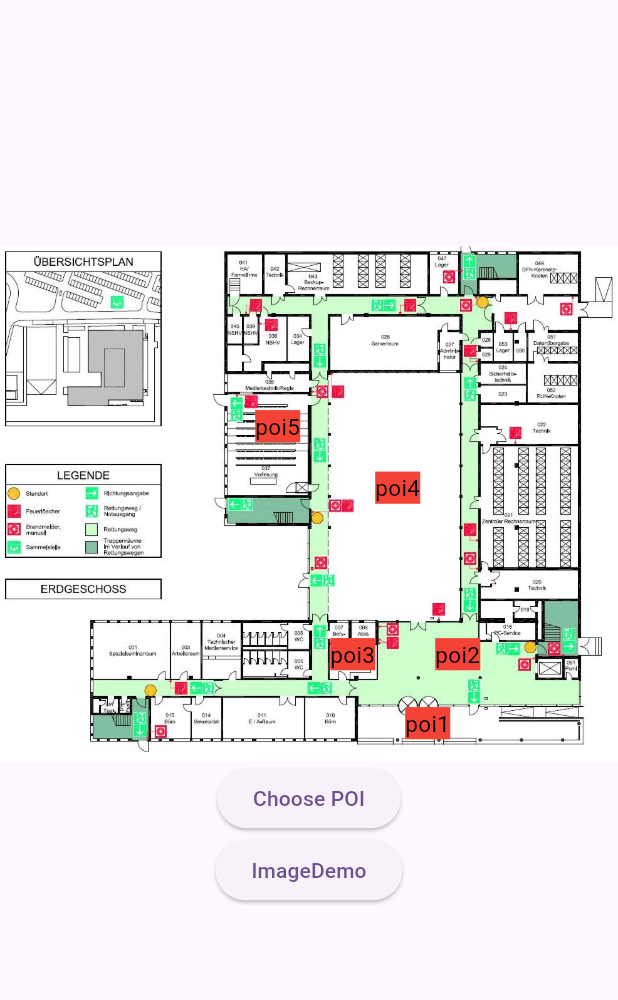
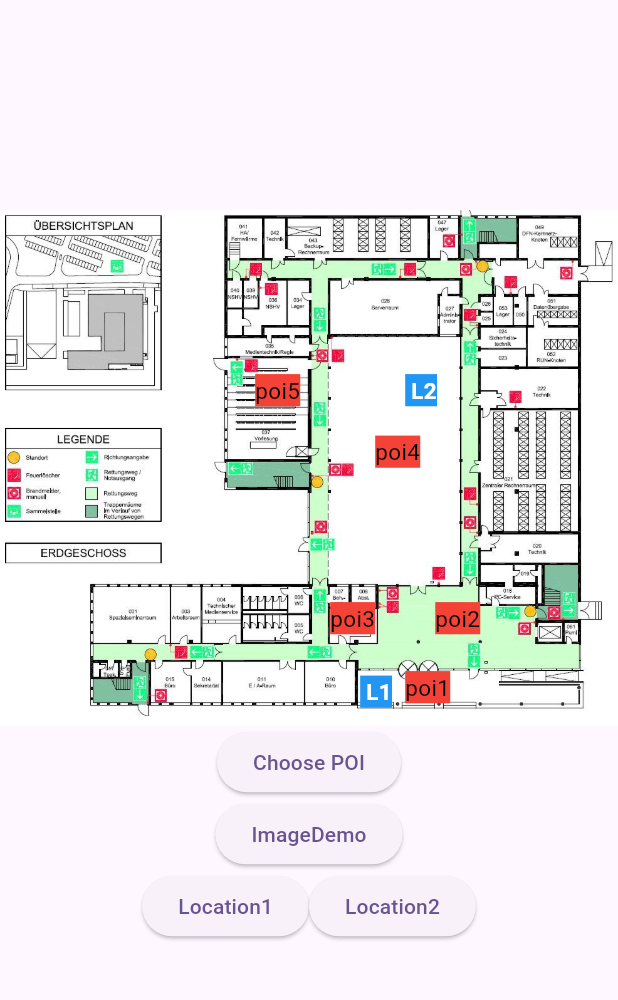
Before and after one commit to RobbyKriegk/bachelorproject, a Flutter app: the screen it shows after launch, after a tap on "ImageDemo", on a phone screen of 412 x 824 dp, the part 84-1084 px from its top. Run offline on Flutter 3.47's test engine with Material 3 defaults, Android fonts, the light colour scheme and no system bars; our stand-ins replace flutter_riverpod.

Commit message:
distance calculation added

```diff
--- /dev/null
+++ b/mapproject/lib/image_demo/choose_location_button.dart
@@ -0,0 +1,42 @@
+import 'package:flutter/material.dart';
+import 'package:flutter_riverpod/flutter_riverpod.dart';
+import 'package:mapproject/image_demo/provider.dart';
+
+class ChooseLocationButton extends ConsumerStatefulWidget {
+  const ChooseLocationButton({super.key});
+
+  @override
+  ConsumerState<ConsumerStatefulWidget> createState() =>
+      _ChooseLocationButtonState();
+}
+
+class _ChooseLocationButtonState extends ConsumerState<ChooseLocationButton> {
+  @override
+  Widget build(BuildContext context) {
+    return Row(mainAxisAlignment: MainAxisAlignment.center, children: [
+      ElevatedButton(
+        onPressed: () {
+          ref.read(switchStateProvider.notifier).state =
+              !ref.read(switchStateProvider);
+
+          ref.read(locationProvider.notifier).state['location1']['selected'] =
+              true;
+          ref.read(locationProvider.notifier).state['location2']['selected'] =
+              false;
+        },
+        child: const Text('Location1'),
+      ),
+      ElevatedButton(
+        onPressed: () {
+          ref.read(switchStateProvider.notifier).state =
+              !ref.read(switchStateProvider);
+          ref.read(locationProvider.notifier).state['location1']['selected'] =
+              false;
+          ref.read(locationProvider.notifier).state['location2']['selected'] =
+              true;
+        },
+        child: const Text('Location2'),
+      ),
+    ]);
+  }
+}
--- a/mapproject/lib/image_demo/imagedemo.dart
+++ b/mapproject/lib/image_demo/imagedemo.dart
@@ -1,23 +1,28 @@
 import 'package:flutter/material.dart';
+import 'package:flutter_riverpod/flutter_riverpod.dart';
 import 'package:mapproject/image_demo/choose_poi_button.dart';
 import 'package:mapproject/image_demo/poilayer.dart';
+import 'package:mapproject/image_demo/provider.dart';
+import 'package:mapproject/image_demo/self_position_layer.dart';
 
-class ImageDemo extends StatefulWidget {
+class ImageDemo extends ConsumerStatefulWidget {
   const ImageDemo({super.key});
 
   @override
-  State<ImageDemo> createState() => _ImageDemoState();
+  ConsumerState<ConsumerStatefulWidget> createState() => _ImageDemoState();
 }
 
-class _ImageDemoState extends State<ImageDemo> {
+class _ImageDemoState extends ConsumerState<ImageDemo> {
   @override
   Widget build(BuildContext context) {
+    ref.watch(switchStateProvider);
     return const Column(
       mainAxisAlignment: MainAxisAlignment.center,
       children: <Widget>[
         Stack(children: <Widget>[
           Image(image: AssetImage('assets/images/fluchtplan.jpeg')),
-          PoILayer()
+          PoILayer(),
+          SelfPositionLayer()
         ]),
         ChoosePOIButton()
       ],
--- a/mapproject/lib/image_demo/poilayer.dart
+++ b/mapproject/lib/image_demo/poilayer.dart
@@ -10,9 +10,15 @@ class PoILayer extends ConsumerStatefulWidget {
 }
 
 class _PoILayerState extends ConsumerState<PoILayer> {
-  GlobalKey key = GlobalKey();
-  poiPresentation(String poiKey, bool selected) {
+  GlobalKey key0 = GlobalKey();
+  GlobalKey key1 = GlobalKey();
+  GlobalKey key2 = GlobalKey();
+  GlobalKey key3 = GlobalKey();
+  GlobalKey key4 = GlobalKey();
+
+  poiPresentation(String poiKey, bool selected, GlobalKey key) {
     return Text(poiKey,
+        key: key,
         style: TextStyle(
           fontSize: 15,
           color: selected == true ? const Color(0xFF39FF14) : Colors.black,
@@ -20,31 +26,69 @@ class _PoILayerState extends ConsumerState<PoILayer> {
         ));
   }
 
-  getLocation(GlobalKey key) {
-    if (key.currentContext == null) {
+  void calculateXY(GlobalKey key0, GlobalKey key1, GlobalKey key2,
+      GlobalKey key3, GlobalKey key4) {
+    if (key1.currentContext == null ||
+        key2.currentContext == null ||
+        key3.currentContext == null ||
+        key4.currentContext == null ||
+        key0.currentContext == null) {
       return;
     }
-    final RenderBox renderBoxRed =
-        key.currentContext!.findRenderObject() as RenderBox;
-    final positionRed = renderBoxRed.localToGlobal(Offset.zero);
-    print("POSITION of RED: $positionRed ");
+    final RenderBox box1 = key1.currentContext!.findRenderObject() as RenderBox;
+    final RenderBox box2 = key2.currentContext!.findRenderObject() as RenderBox;
+    final RenderBox box3 = key3.currentContext!.findRenderObject() as RenderBox;
+    final RenderBox box4 = key4.currentContext!.findRenderObject() as RenderBox;
+    final RenderBox box0 = key0.currentContext!.findRenderObject() as RenderBox;
+
+    final position1 = box1.localToGlobal(Offset.zero);
+    final position2 = box2.localToGlobal(Offset.zero);
+    final position3 = box3.localToGlobal(Offset.zero);
+    final position4 = box4.localToGlobal(Offset.zero);
+    final position0 = box0.localToGlobal(Offset.zero);
+
+    ref.read(poiListProvider.notifier).state['list'][0]['offset'] = position0;
+    ref.read(poiListProvider.notifier).state['list'][1]['offset'] = position1;
+    ref.read(poiListProvider.notifier).state['list'][2]['offset'] = position2;
+    ref.read(poiListProvider.notifier).state['list'][3]['offset'] = position3;
+    ref.read(poiListProvider.notifier).state['list'][4]['offset'] = position4;
+  }
+
+  Map<String, dynamic> calculateDistance() {
+    Offset xy = const Offset(0, 0);
+    double distanceL1 = 0;
+    double distanceL2 = 0;
+    Offset location1 = ref.read(locationProvider)['location1']['offset'];
+    Offset location2 = ref.read(locationProvider)['location2']['offset'];
+    for (int i = 0; i < ref.read(poiListProvider)['list'].length; i++) {
+      if (ref.read(poiListProvider.notifier).state['list'][i]['selected'] ==
+          true) {
+        xy = ref.read(poiListProvider.notifier).state['list'][i]['offset'];
+      }
+    }
+
+    distanceL1 = (location1 - xy).distance;
+    distanceL2 = (location2 - xy).distance;
+
+    return {'distanceL1': distanceL1, 'distanceL2': distanceL2};
   }
 
   @override
   Widget build(BuildContext context) {
-    getLocation(key);
     Map<String, dynamic> poiList = ref.read(poiListProvider);
+    calculateXY(key0, key1, key2, key3, key4);
+    calculateDistance();
+    print(calculateDistance());
     ref.watch(switchStateProvider);
     return Column(crossAxisAlignment: CrossAxisAlignment.start, children: [
       const SizedBox(height: 110),
       Row(
         children: [
-          SizedBox(
-            key: key,
+          const SizedBox(
             width: 170,
           ),
           poiPresentation(
-              poiList['list'][4]['key'], poiList['list'][4]['selected']),
+              poiList['list'][4]['key'], poiList['list'][4]['selected'], key4),
         ],
       ),
       const SizedBox(height: 20),
@@ -54,7 +98,7 @@ class _PoILayerState extends ConsumerState<PoILayer> {
             width: 250,
           ),
           poiPresentation(
-              poiList['list'][3]['key'], poiList['list'][3]['selected']),
+              poiList['list'][3]['key'], poiList['list'][3]['selected'], key3),
         ],
       ),
       const SizedBox(height: 90),
@@ -64,12 +108,12 @@ class _PoILayerState extends ConsumerState<PoILayer> {
             width: 220,
           ),
           poiPresentation(
-              poiList['list'][2]['key'], poiList['list'][2]['selected']),
+              poiList['list'][2]['key'], poiList['list'][2]['selected'], key2),
           const SizedBox(
             width: 40,
           ),
           poiPresentation(
-              poiList['list'][1]['key'], poiList['list'][1]['selected']),
+              poiList['list'][1]['key'], poiList['list'][1]['selected'], key1),
         ],
       ),
       const SizedBox(height: 25),
@@ -81,6 +125,7 @@ class _PoILayerState extends ConsumerState<PoILayer> {
           poiPresentation(
             poiList['list'][0]['key'],
             poiList['list'][0]['selected'],
+            key0,
           ),
         ],
       ),
--- a/mapproject/lib/image_demo/provider.dart
+++ b/mapproject/lib/image_demo/provider.dart
@@ -1,18 +1,35 @@
+import 'package:flutter/material.dart';
 import 'package:flutter_riverpod/flutter_riverpod.dart';
 
-final StateProvider<Map<String, dynamic>> poiListProvider =
-    StateProvider<Map<String, dynamic>>((ref) {
+final poiListProvider = StateProvider<Map<String, dynamic>>((ref) {
   return <String, dynamic>{
     'list': [
-      {'key': 'poi1', 'value': 'Haupteingang', 'selected': false},
-      {'key': 'poi2', 'value': 'Empfang', 'selected': false},
-      {'key': 'poi3', 'value': 'Information', 'selected': false},
-      {'key': 'poi4', 'value': 'Atrium', 'selected': false},
-      {'key': 'poi5', 'value': 'Hörsaal', 'selected': false}
+      {
+        'key': 'poi1',
+        'value': 'Haupteingang',
+        'selected': false,
+        'offset': null
+      },
+      {'key': 'poi2', 'value': 'Empfang', 'selected': false, 'offset': null},
+      {
+        'key': 'poi3',
+        'value': 'Information',
+        'selected': false,
+        'offset': null
+      },
+      {'key': 'poi4', 'value': 'Atrium', 'selected': false, 'offset': null},
+      {'key': 'poi5', 'value': 'Hörsaal', 'selected': false, 'offset': null}
     ]
   };
 });
 
-final StateProvider<bool> switchStateProvider = StateProvider<bool>((ref) {
+final switchStateProvider = StateProvider<bool>((ref) {
   return false;
 });
+
+final locationProvider = StateProvider<Map<String, dynamic>>((ref) {
+  return <String, dynamic>{
+    'location1': {'selected': false, 'offset': Offset(0, 0)},
+    'location2': {'selected': false, 'offset': Offset(0, 0)}
+  };
+});
--- /dev/null
+++ b/mapproject/lib/image_demo/self_position_layer.dart
@@ -0,0 +1,73 @@
+import 'package:flutter/material.dart';
+import 'package:flutter_riverpod/flutter_riverpod.dart';
+import 'package:mapproject/image_demo/provider.dart';
+
+class SelfPositionLayer extends ConsumerStatefulWidget {
+  const SelfPositionLayer({super.key});
+
+  @override
+  ConsumerState<ConsumerStatefulWidget> createState() =>
+      _SelfPositionLayerState();
+}
+
+class _SelfPositionLayerState extends ConsumerState<SelfPositionLayer> {
+  GlobalKey keyL1 = GlobalKey();
+  GlobalKey keyL2 = GlobalKey();
+  positionPresentation(String number, GlobalKey key, bool selected) {
+    return Text(' L$number',
+        key: key,
+        style: TextStyle(
+          fontSize: 15,
+          fontWeight: FontWeight.bold,
+          color: selected == false ? Colors.white : Colors.pink,
+          backgroundColor: Colors.blue,
+        ));
+  }
+
+  void calculateDistance(GlobalKey key1, GlobalKey key2) {
+    if (key1.currentContext == null || key2.currentContext == null) {
+      return;
+    }
+    final RenderBox box1 = key1.currentContext!.findRenderObject() as RenderBox;
+    final RenderBox box2 = key2.currentContext!.findRenderObject() as RenderBox;
+
+    final position1 = box1.localToGlobal(Offset.zero);
+    final position2 = box2.localToGlobal(Offset.zero);
+
+    ref.read(locationProvider.notifier).state['location1']['offset'] =
+        position1;
+    ref.read(locationProvider.notifier).state['location2']['offset'] =
+        position2;
+  }
+
+  @override
+  Widget build(BuildContext context) {
+    Map<String, dynamic> locationList = ref.read(locationProvider);
+    calculateDistance(keyL1, keyL2);
+    ref.watch(switchStateProvider);
+    return Column(
+      children: [
+        const SizedBox(height: 110),
+        Row(
+          children: [
+            const SizedBox(
+              width: 270,
+            ),
+            positionPresentation(
+                '2', keyL2, locationList['location2']['selected']),
+          ],
+        ),
+        const SizedBox(height: 180),
+        Row(
+          children: [
+            const SizedBox(
+              width: 240,
+            ),
+            positionPresentation(
+                '1', keyL1, locationList['location1']['selected']),
+          ],
+        ),
+      ],
+    );
+  }
+}
--- a/mapproject/lib/main.dart
+++ b/mapproject/lib/main.dart
@@ -1,5 +1,6 @@
 import 'package:flutter/material.dart';
 import 'package:flutter_riverpod/flutter_riverpod.dart';
+import 'package:mapproject/image_demo/choose_location_button.dart';
 
 import 'image_demo/imagedemo.dart';
 
@@ -45,6 +46,7 @@
       body: Center(
         child: Column(
           mainAxisAlignment: MainAxisAlignment.center,
+          crossAxisAlignment: CrossAxisAlignment.center,
           children: <Widget>[
             Stack(children: <Widget>[demo]),
             ElevatedButton(
@@ -54,6 +56,7 @@
                   });
                 },
                 child: const Text('ImageDemo')),
+            const ChooseLocationButton()
           ],
         ),
       ),
```
Also changed, not shown: 1 other file.
